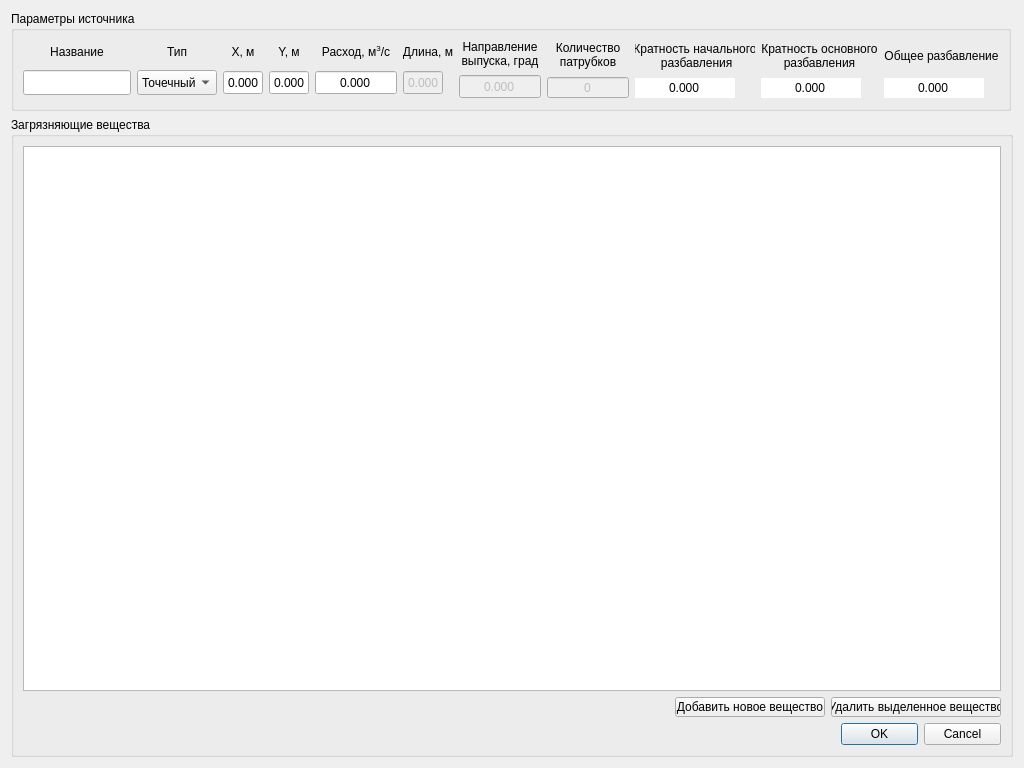
This is Eco/polutionwidget.ui in cloneyd/OilModeling as Qt 5 draws it before an edit. The edited form follows.
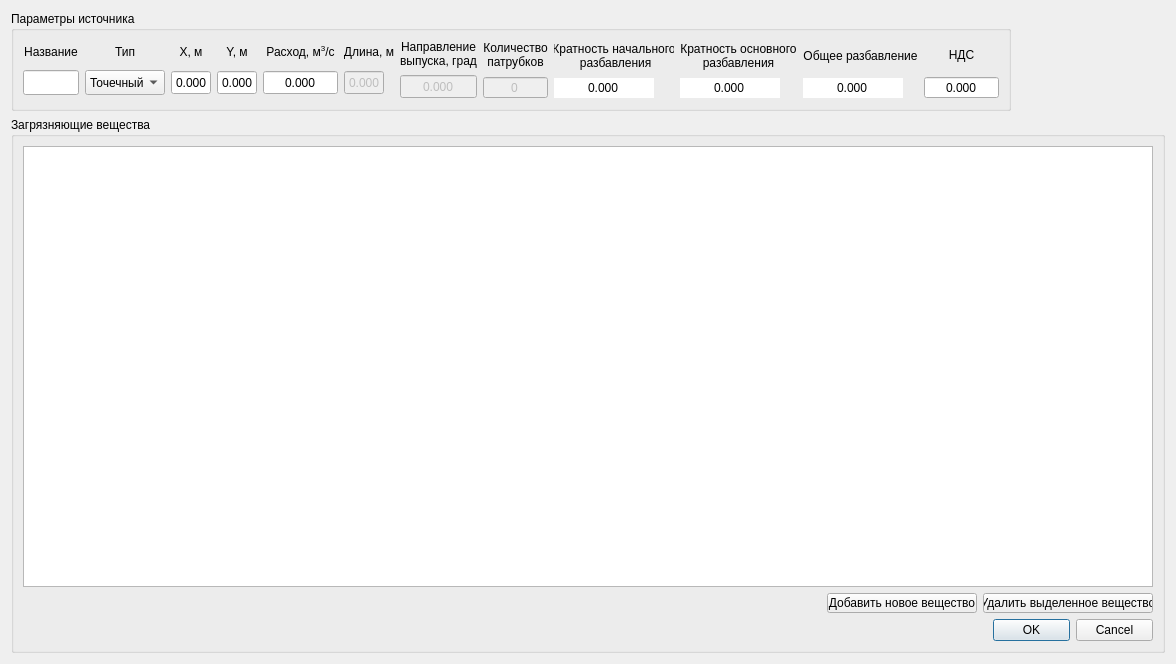
This is the edited form.

```diff
--- a/Eco/polutionwidget.ui
+++ b/Eco/polutionwidget.ui
@@ -6,8 +6,8 @@
    <rect>
     <x>0</x>
     <y>0</y>
-    <width>1024</width>
-    <height>768</height>
+    <width>1176</width>
+    <height>664</height>
    </rect>
   </property>
   <property name="windowTitle">
@@ -649,6 +649,39 @@
         </item>
        </layout>
       </item>
+      <item>
+       <layout class="QVBoxLayout" name="vat_layout">
+        <item>
+         <widget class="QLabel" name="vat_label">
+          <property name="text">
+           <string>НДС</string>
+          </property>
+          <property name="alignment">
+           <set>Qt::AlignCenter</set>
+          </property>
+         </widget>
+        </item>
+        <item>
+         <widget class="QDoubleSpinBox" name="vat_double_spin_box">
+          <property name="alignment">
+           <set>Qt::AlignCenter</set>
+          </property>
+          <property name="readOnly">
+           <bool>true</bool>
+          </property>
+          <property name="buttonSymbols">
+           <enum>QAbstractSpinBox::NoButtons</enum>
+          </property>
+          <property name="decimals">
+           <number>3</number>
+          </property>
+          <property name="maximum">
+           <double>100000.000000000000000</double>
+          </property>
+         </widget>
+        </item>
+       </layout>
+      </item>
      </layout>
     </widget>
    </item>
```
